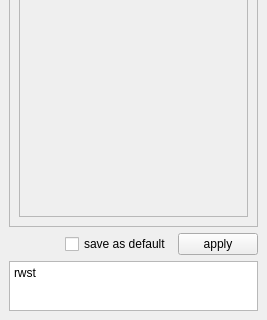
This is rbhusUI/lib/selectCheckBoxMod.ui in aumanimationstudios/rbhus as Qt 5 draws it before an edit; both pictures show x 0 to 267 and y 168 to 488 of the 267 by 488 pixel window. The edited form follows.
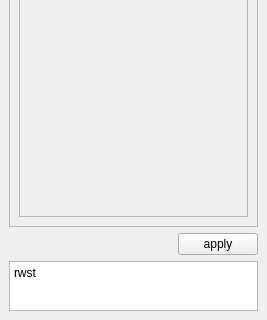
This is the edited form.

```diff
--- a/rbhusUI/lib/selectCheckBoxMod.ui
+++ b/rbhusUI/lib/selectCheckBoxMod.ui
@@ -110,13 +110,6 @@
           </property>
          </spacer>
         </item>
-        <item>
-         <widget class="QCheckBox" name="checkSaveDefault">
-          <property name="text">
-           <string>save as default</string>
-          </property>
-         </widget>
-        </item>
         <item>
          <widget class="QPushButton" name="pushApply">
           <property name="text">
```
